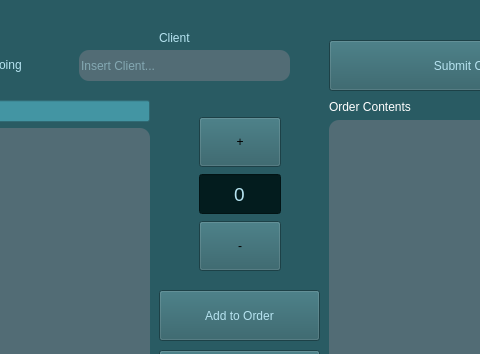
Qt form UI/create_order.ui (npaolini-8/se-group-5) before a commit; both pictures show x 171 to 651 and y 0 to 354 of the 800 by 600 pixel window.
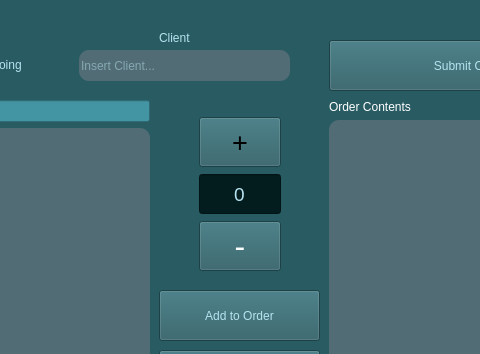
The same form after that commit.

Commit message: Made all black text white or blue - styling

```diff
--- a/UI/create_order.ui
+++ b/UI/create_order.ui
@@ -240,6 +240,14 @@
         <height>50</height>
        </size>
       </property>
+      <property name="font">
+       <font>
+        <pointsize>20</pointsize>
+       </font>
+      </property>
+      <property name="styleSheet">
+       <string notr="true">ciolor:white</string>
+      </property>
       <property name="text">
        <string>+</string>
       </property>
@@ -285,6 +293,14 @@
         <height>50</height>
        </size>
       </property>
+      <property name="font">
+       <font>
+        <pointsize>24</pointsize>
+       </font>
+      </property>
+      <property name="styleSheet">
+       <string notr="true">color:white</string>
+      </property>
       <property name="text">
        <string>-</string>
       </property>
```
The commit also changes 5 other files.
